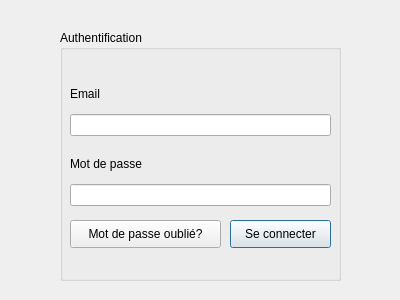
The window that dialogauth.ui (sbourbousse/Alpes-Drive-Panel) describes before a commit, drawn with Qt 5.
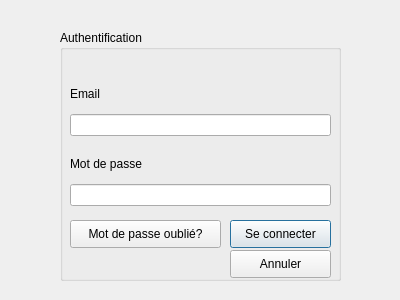
The same window after the commit.

```diff
--- a/dialogauth.ui
+++ b/dialogauth.ui
@@ -112,6 +112,19 @@
      <string/>
     </property>
    </widget>
+   <widget class="QPushButton" name="pushButtonConnect_2">
+    <property name="geometry">
+     <rect>
+      <x>170</x>
+      <y>220</y>
+      <width>101</width>
+      <height>28</height>
+     </rect>
+    </property>
+    <property name="text">
+     <string>Annuler</string>
+    </property>
+   </widget>
    <zorder>layoutWidget_2</zorder>
    <zorder>layoutWidget</zorder>
    <zorder>pushButtonConnect</zorder>
```
Left out of the diff: 1 changed line with no effect on the pictures.
